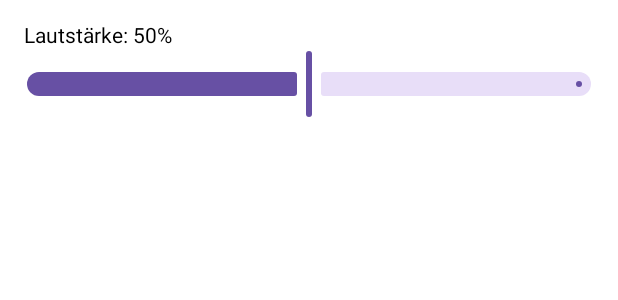
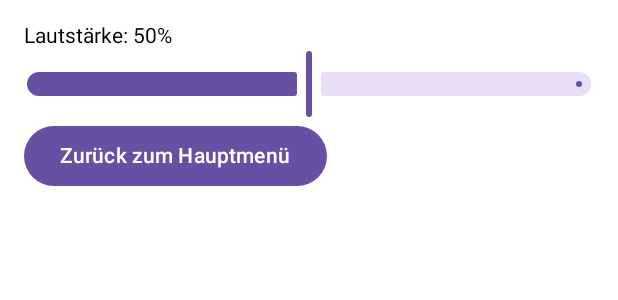
Before and after one commit to vanCroft/DinoDash, an Android app built with Jetpack Compose: the @Preview function SettingsPreview, on a phone screen of 412 x 824 dp. Shown: the top 300 px of the screen. Run offline under Robolectric (Android 15) with nearby library versions, the phone set to English and light mode, and no system bars.

Commit message:
"Zurück zum Hauptmenü"-Button implementiert

```diff
--- a/app/src/main/java/com/example/dinodash/SettingsActivity.kt
+++ b/app/src/main/java/com/example/dinodash/SettingsActivity.kt
@@ -11,6 +11,9 @@ import androidx.compose.ui.tooling.preview.Preview
 import androidx.compose.foundation.layout.Column
 import androidx.compose.foundation.layout.padding
 import androidx.compose.ui.unit.dp
+import androidx.compose.ui.platform.LocalContext
+import androidx.compose.material3.Button
+
 
 
 class SettingsActivity : ComponentActivity() {
@@ -20,11 +23,12 @@ class SettingsActivity : ComponentActivity() {
             SettingsScreen()
         }
     }
-}
+    }
 
 @Composable
 fun SettingsScreen() {
     var volume by remember { mutableStateOf(0.5f) }
+    val activity = LocalContext.current as? ComponentActivity
 
     Column(modifier = Modifier.padding(16.dp)) {
         Text("Lautstärke: ${(volume * 100).toInt()}%")
@@ -32,9 +36,14 @@ fun SettingsScreen() {
             value = volume,
             onValueChange = { volume = it },
             onValueChangeFinished = {
-                // Hier können Sie die Lautstärkeänderung speichern oder anwenden
+                // Lautstärkeänderung
             }
         )
+        Button(onClick = {
+            activity?.finish()
+        }) {
+            Text(text = "Zurück zum Hauptmenü")
+        }
     }
 }
 
```
Also changed, not shown: app/src/main/java/com/example/dinodash/FaqActivity.kt (+12 -2 lines).
